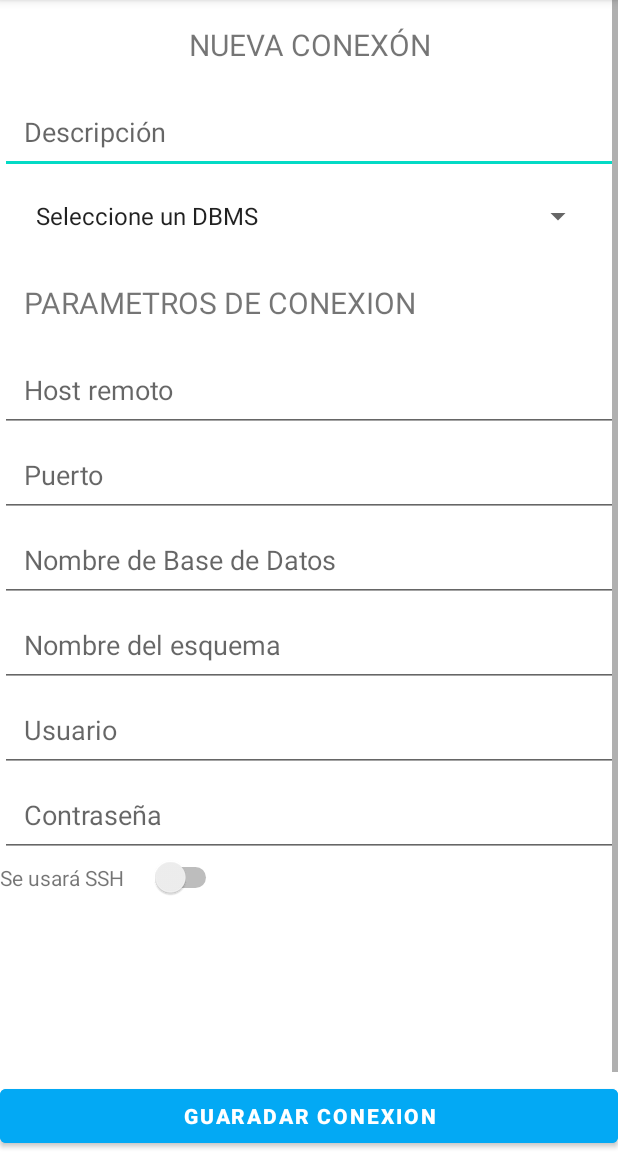
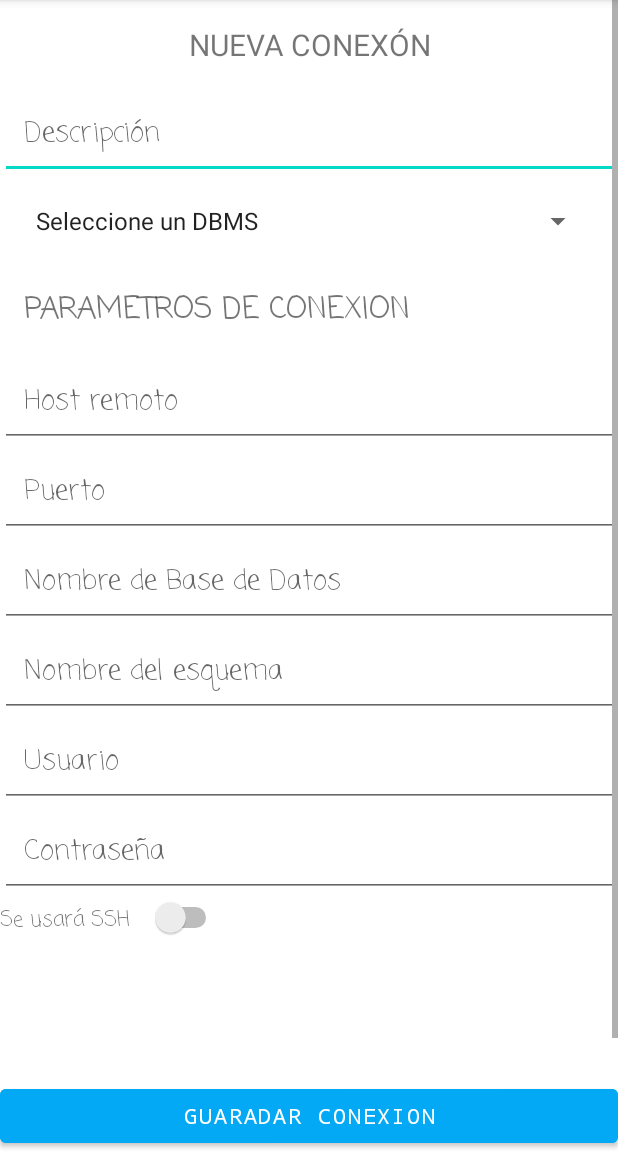
Before and after one commit to jcriolloepn/remdbman, an Android app: the NewConection screen opened directly, with no data from a screen before it, on a phone screen of 412 x 824 dp, the part 84-1236 px from its top. Run offline under Robolectric (Android 15) with nearby library versions, the phone set to English and light mode, and no system bars; our stand-ins replace data binding; Roboto replaces fonts that are not available here.

Commit message:
Estilo Nueva Conexión

```diff
--- a/app/src/main/res/layout/activity_new_conection.xml
+++ b/app/src/main/res/layout/activity_new_conection.xml
@@ -34,6 +34,7 @@
                 android:layout_height="wrap_content"
                 android:layout_below="@id/title_text"
                 android:hint="Descripción"
+                android:fontFamily="casual"
                 android:padding="16dp" />
 
             <Spinner
@@ -49,6 +50,7 @@
                 android:layout_height="wrap_content"
                 android:layout_below="@+id/vendor"
                 android:text="PARAMETROS DE CONEXION"
+                android:fontFamily="casual"
                 android:padding="16dp"
                 android:textSize="20dp" />
 
@@ -58,7 +60,8 @@
                 android:layout_height="wrap_content"
                 android:layout_below="@id/parameters_label"
                 android:padding="16dp"
-                android:hint="Host remoto" />
+                android:hint="Host remoto"
+                android:fontFamily="casual"/>
 
             <EditText
                 android:id="@+id/text_port"
@@ -66,7 +69,8 @@
                 android:layout_height="wrap_content"
                 android:layout_below="@id/text_hostname"
                 android:padding="16dp"
-                android:hint="Puerto" />
+                android:hint="Puerto"
+                android:fontFamily="casual"/>
 
             <EditText
                 android:id="@+id/text_database_name"
@@ -74,7 +78,8 @@
                 android:layout_height="wrap_content"
                 android:layout_below="@id/text_port"
                 android:padding="16dp"
-                android:hint="Nombre de Base de Datos" />
+                android:hint="Nombre de Base de Datos"
+                android:fontFamily="casual"/>
 
             <EditText
                 android:id="@+id/text_schema_name"
@@ -82,7 +87,8 @@
                 android:layout_height="wrap_content"
                 android:layout_below="@id/text_database_name"
                 android:padding="16dp"
-                android:hint="Nombre del esquema" />
+                android:hint="Nombre del esquema"
+                android:fontFamily="casual"/>
 
             <EditText
                 android:id="@+id/text_user_name"
@@ -90,7 +96,8 @@
                 android:layout_height="wrap_content"
                 android:layout_below="@id/text_schema_name"
                 android:padding="16dp"
-                android:hint="Usuario" />
+                android:hint="Usuario"
+                android:fontFamily="casual"/>
 
             <EditText
                 android:id="@+id/text_password"
@@ -99,7 +106,8 @@
                 android:layout_below="@id/text_user_name"
                 android:inputType="textPassword"
                 android:padding="16dp"
-                android:hint="Contraseña" />
+                android:hint="Contraseña"
+                android:fontFamily="casual"/>
 
             <LinearLayout
                 android:id="@+id/ssh_confirmation"
@@ -111,7 +119,8 @@
                 <TextView
                     android:layout_width="100dp"
                     android:layout_height="wrap_content"
-                    android:text="Se usará SSH" />
+                    android:text="Se usará SSH"
+                    android:fontFamily="casual"/>
 
                 <Switch
                     android:id="@+id/use_ssh_sw"
@@ -169,6 +178,7 @@
         android:layout_alignParentBottom="true"
         android:backgroundTint="#03A9F4"
         android:text="GUARADAR CONEXION"
-        android:textStyle="bold" />
+        android:fontFamily="monospace"/>
+
 </RelativeLayout>
 </layout>
```
